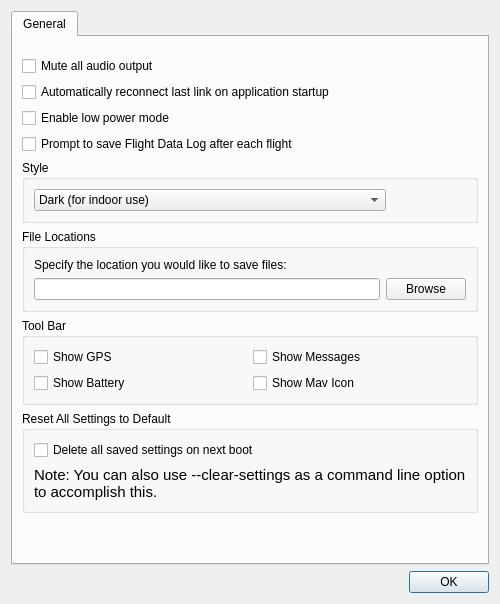
Before: the Qt Designer form src/ui/SettingsDialog.ui in mihadyuk/qgroundcontrol, drawn with Qt 5.
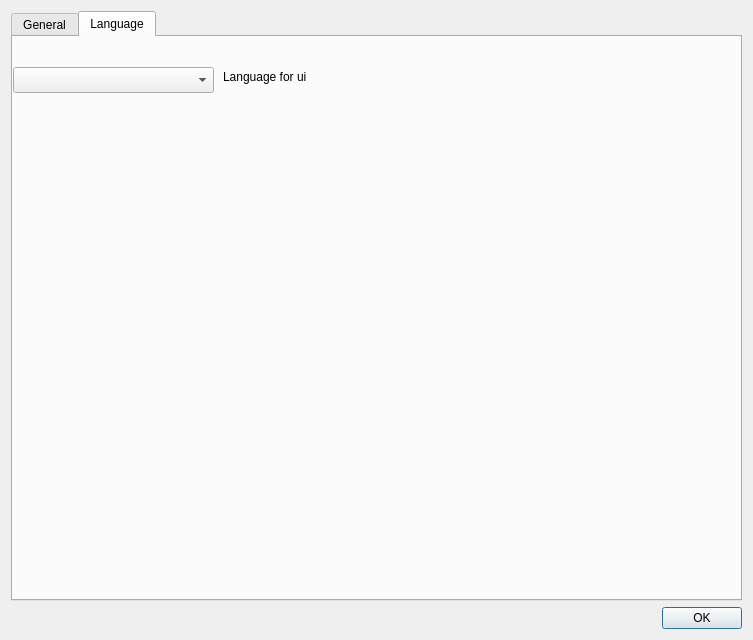
After: the same form once the commit is applied.

Commit message: Enabled language support again after last merge from upstream.

The edit to the form file:
```diff
--- a/src/ui/SettingsDialog.ui
+++ b/src/ui/SettingsDialog.ui
@@ -6,8 +6,8 @@
    <rect>
     <x>0</x>
     <y>0</y>
-    <width>500</width>
-    <height>604</height>
+    <width>753</width>
+    <height>640</height>
    </rect>
   </property>
   <property name="sizePolicy">
@@ -22,6 +22,9 @@
   <layout class="QVBoxLayout" name="verticalLayout_5">
    <item>
     <widget class="QTabWidget" name="tabWidget">
+     <property name="currentIndex">
+      <number>1</number>
+     </property>
      <widget class="QWidget" name="general">
       <property name="sizePolicy">
        <sizepolicy hsizetype="Expanding" vsizetype="Preferred">
@@ -361,14 +364,40 @@
         </layout>
        </item>
       </layout>
-      <zorder>audioMuteCheckBox</zorder>
-      <zorder>reconnectCheckBox</zorder>
-      <zorder>lowPowerCheckBox</zorder>
-      <zorder>promptFlightDataSave</zorder>
-      <zorder>groupBox</zorder>
-      <zorder>fileLocationsLayout</zorder>
-      <zorder>groupBox_2</zorder>
-      <zorder>groupBox_3</zorder>
+     </widget>
+     <widget class="QWidget" name="langSettings">
+      <property name="sizePolicy">
+       <sizepolicy hsizetype="Expanding" vsizetype="Preferred">
+        <horstretch>0</horstretch>
+        <verstretch>0</verstretch>
+       </sizepolicy>
+      </property>
+      <attribute name="title">
+       <string>Language</string>
+      </attribute>
+      <widget class="QComboBox" name="localeComboBox">
+       <property name="geometry">
+        <rect>
+         <x>0</x>
+         <y>30</y>
+         <width>201</width>
+         <height>26</height>
+        </rect>
+       </property>
+      </widget>
+      <widget class="QLabel" name="label_3">
+       <property name="geometry">
+        <rect>
+         <x>210</x>
+         <y>30</y>
+         <width>121</width>
+         <height>20</height>
+        </rect>
+       </property>
+       <property name="text">
+        <string>Language for ui</string>
+       </property>
+      </widget>
      </widget>
     </widget>
    </item>
```
The commit also changes 1 other file.
